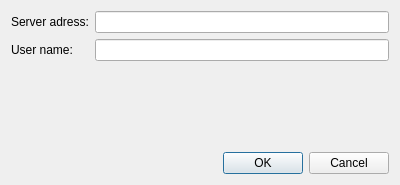
Above: gui/logindialog.ui from hansfilipelo/ChattY before the change. Below: the same form after it.
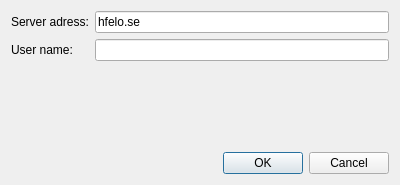
That is the form after the change.

Commit message: Added a default server to simplify logon during tests (should be deleted later)

Diff of the .ui file:
```diff
--- a/gui/logindialog.ui
+++ b/gui/logindialog.ui
@@ -23,7 +23,11 @@
    <item row="0" column="1">
     <layout class="QVBoxLayout" name="verticalLayout">
      <item>
-      <widget class="QLineEdit" name="inputServer"/>
+      <widget class="QLineEdit" name="inputServer">
+       <property name="text">
+        <string>hfelo.se</string>
+       </property>
+      </widget>
      </item>
      <item>
       <widget class="QLineEdit" name="inputName"/>
```
The commit also changes 1 other file.
